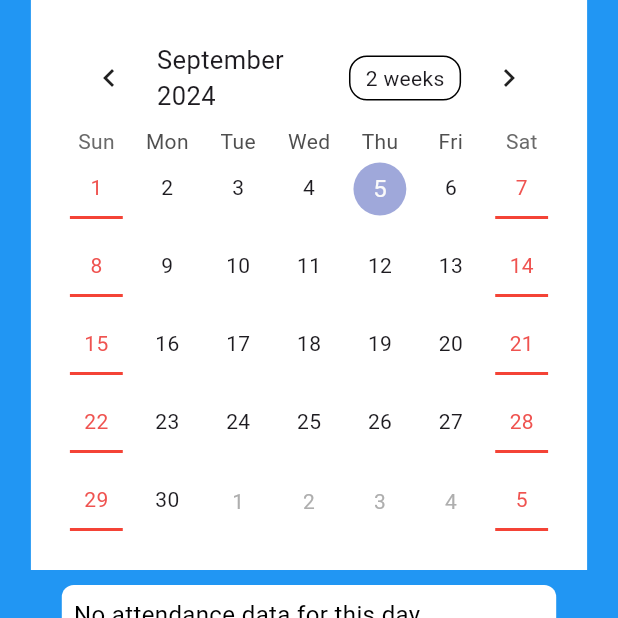
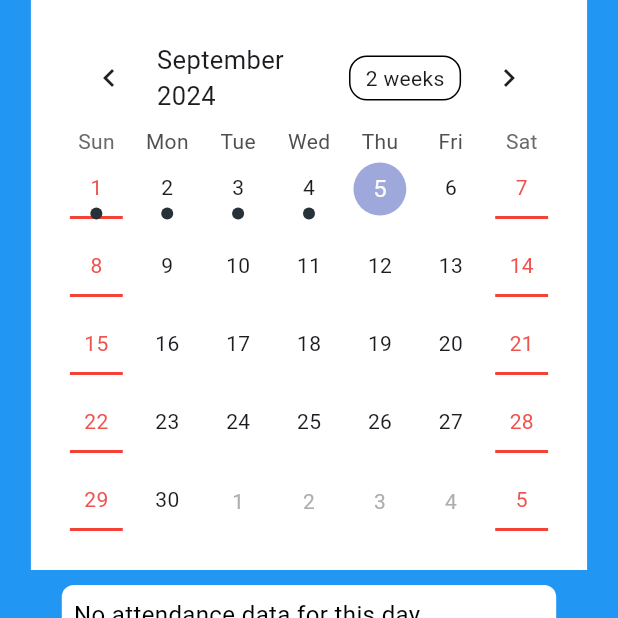
Before and after one commit to AYAN10M/RollCall, a Flutter app: the MyRecentActivity screen opened directly, on a phone screen of 412 x 824 dp, the top half of it. Run offline on Flutter 3.47's test engine with Material 3 defaults, Android fonts, the light colour scheme and no system bars; drawn by our look-alikes of table_calendar; our stand-ins replace animated_notch_bottom_bar; missing offline and left inert: tab_container.

Commit message:
slight bug fixed

```diff
--- a/contains_the_ui_part_only/attendance_application/lib/pages/recent_activity/recent_activity.dart
+++ b/contains_the_ui_part_only/attendance_application/lib/pages/recent_activity/recent_activity.dart
@@ -19,67 +19,67 @@ class _MyRecentActivityState extends State<MyRecentActivity> {
 
   // Predefined attendance data for August 15, 2024, to September 4, 2024
   Map<DateTime, List<Event>> events = {
-    DateTime.utc(2024, 8, 15): [
+    DateTime(2024, 8, 15): [
       Event('Check-in: 9:00 AM', 'Check-out: 5:00 PM', 'Total: 8h')
     ],
-    DateTime.utc(2024, 8, 16): [
+    DateTime(2024, 8, 16): [
       Event('Check-in: 10:00 AM', 'Check-out: 6:30 PM', 'Total: 8h 30m')
     ],
-    DateTime.utc(2024, 8, 17): [
+    DateTime(2024, 8, 17): [
       Event('Check-in: 9:30 AM', 'Check-out: 5:30 PM', 'Total: 8h')
     ],
-    DateTime.utc(2024, 8, 18): [
+    DateTime(2024, 8, 18): [
       Event('Check-in: 10:00 AM', 'Check-out: 4:30 PM', 'Total: 6h 30m')
     ],
-    DateTime.utc(2024, 8, 19): [
+    DateTime(2024, 8, 19): [
       Event('Check-in: 8:45 AM', 'Check-out: 5:15 PM', 'Total: 8h 30m')
     ],
-    DateTime.utc(2024, 8, 20): [
+    DateTime(2024, 8, 20): [
       Event('Check-in: 9:15 AM', 'Check-out: 5:45 PM', 'Total: 8h 30m')
     ],
-    DateTime.utc(2024, 8, 21): [
+    DateTime(2024, 8, 21): [
       Event('Check-in: 9:30 AM', 'Check-out: 5:30 PM', 'Total: 8h')
     ],
-    DateTime.utc(2024, 8, 22): [
+    DateTime(2024, 8, 22): [
       Event('Check-in: 10:00 AM', 'Check-out: 6:00 PM', 'Total: 8h')
     ],
-    DateTime.utc(2024, 8, 23): [
+    DateTime(2024, 8, 23): [
       Event('Check-in: 9:15 AM', 'Check-out: 5:15 PM', 'Total: 8h')
     ],
-    DateTime.utc(2024, 8, 24): [
+    DateTime(2024, 8, 24): [
       Event('Check-in: 10:00 AM', 'Check-out: 4:30 PM', 'Total: 6h 30m')
     ],
-    DateTime.utc(2024, 8, 25): [
+    DateTime(2024, 8, 25): [
       Event('Check-in: 9:00 AM', 'Check-out: 5:00 PM', 'Total: 8h')
     ],
-    DateTime.utc(2024, 8, 26): [
+    DateTime(2024, 8, 26): [
       Event('Check-in: 10:00 AM', 'Check-out: 6:00 PM', 'Total: 8h')
     ],
-    DateTime.utc(2024, 8, 27): [
+    DateTime(2024, 8, 27): [
       Event('Check-in: 9:45 AM', 'Check-out: 6:15 PM', 'Total: 8h 30m')
     ],
-    DateTime.utc(2024, 8, 28): [
+    DateTime(2024, 8, 28): [
       Event('Check-in: 9:00 AM', 'Check-out: 5:00 PM', 'Total: 8h')
     ],
-    DateTime.utc(2024, 8, 29): [
+    DateTime(2024, 8, 29): [
       Event('Check-in: 9:30 AM', 'Check-out: 5:30 PM', 'Total: 8h')
     ],
-    DateTime.utc(2024, 8, 30): [
+    DateTime(2024, 8, 30): [
       Event('Check-in: 10:00 AM', 'Check-out: 6:00 PM', 'Total: 8h')
     ],
-    DateTime.utc(2024, 8, 31): [
+    DateTime(2024, 8, 31): [
       Event('Check-in: 9:00 AM', 'Check-out: 5:00 PM', 'Total: 8h')
     ],
-    DateTime.utc(2024, 9, 1): [
+    DateTime(2024, 9, 1): [
       Event('Check-in: 10:15 AM', 'Check-out: 6:15 PM', 'Total: 8h')
     ],
-    DateTime.utc(2024, 9, 2): [
+    DateTime(2024, 9, 2): [
       Event('Check-in: 9:30 AM', 'Check-out: 5:30 PM', 'Total: 8h')
     ],
-    DateTime.utc(2024, 9, 3): [
+    DateTime(2024, 9, 3): [
       Event('Check-in: 9:15 AM', 'Check-out: 5:15 PM', 'Total: 8h')
     ],
-    DateTime.utc(2024, 9, 4): [
+    DateTime(2024, 9, 4): [
       Event('Check-in: 10:00 AM', 'Check-out: 6:00 PM', 'Total: 8h')
     ],
   };
@@ -178,6 +178,8 @@ class _MyRecentActivityState extends State<MyRecentActivity> {
           const SizedBox(height: 10),
           // Display attendance details for the selected day
           Builder(builder: (context) {
+            print(_selectedDay);
+            print(_getEventsForDay(_selectedDay??DateTime.now()));
             return (_selectedEvents.isNotEmpty)
                 ? Center(
                     child: Container(
```
